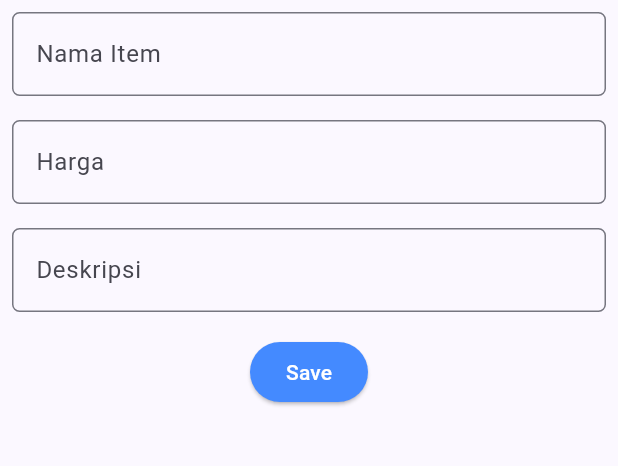
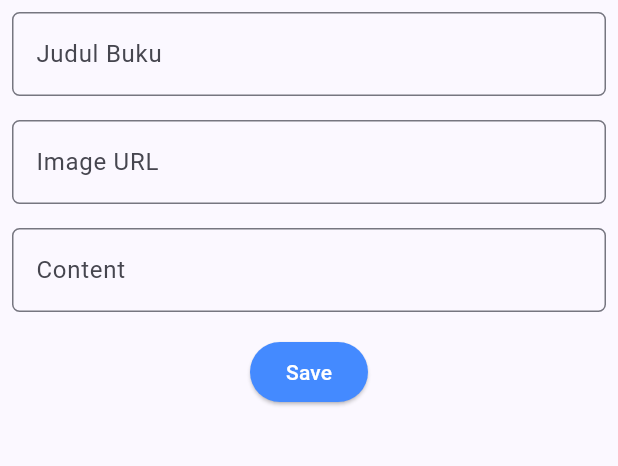
Before and after one commit to PBP-C2/RavenReads_mobile, a Flutter app: the ShopFormPage screen opened directly, on a phone screen of 412 x 824 dp, the part 84-550 px from its top. Run offline on Flutter 3.47's test engine with Material 2 defaults, Android fonts, the phone set to English and light mode, and no system bars; missing offline and left inert: pbp_django_auth.

Commit message:
Mengerjakan TK

```diff
--- a/lib/screens/whole_scroll/add_book.dart
+++ b/lib/screens/whole_scroll/shoplist_form.dart
@@ -1,5 +1,8 @@
 import 'package:flutter/material.dart';
+
+import 'package:raven_reads_mobile/screens/whole_scroll/product_list.dart';
 import 'package:raven_reads_mobile/widgets/left_drawer.dart';
+
 
 // TODO: Impor drawer yang sudah dibuat sebelumnya
 
@@ -11,9 +14,9 @@ class ShopFormPage extends StatefulWidget {
 
 class _ShopFormPageState extends State<ShopFormPage> {
   final _formKey = GlobalKey<FormState>();
-  String _name = "";
-  int _price = 0;
-  String _description = "";
+  String _title = "";
+  String _imageurl = "";
+  String _content = "";
 
   @override
   Widget build(BuildContext context) {
@@ -38,20 +41,20 @@ class _ShopFormPageState extends State<ShopFormPage> {
                 padding: const EdgeInsets.all(8.0),
                 child: TextFormField(
                   decoration: InputDecoration(
-                    hintText: "Nama Item",
-                    labelText: "Nama Item",
+                    hintText: "Judul Buku",
+                    labelText: "Judul Buku",
                     border: OutlineInputBorder(
                       borderRadius: BorderRadius.circular(5.0),
                     ),
                   ),
                   onChanged: (String? value) {
                     setState(() {
-                      _name = value!;
+                      _title = value!;
                     });
                   },
                   validator: (String? value) {
                     if (value == null || value.isEmpty) {
-                      return "Nama tidak boleh kosong!";
+                      return "Judul buku tidak boleh kosong!";
                     }
                     return null;
                   },
@@ -61,8 +64,8 @@ class _ShopFormPageState extends State<ShopFormPage> {
                 padding: const EdgeInsets.all(8.0),
                 child: TextFormField(
                   decoration: InputDecoration(
-                    hintText: "Harga",
-                    labelText: "Harga",
+                    hintText: "Image URL",
+                    labelText: "Image URL",
                     border: OutlineInputBorder(
                       borderRadius: BorderRadius.circular(5.0),
                     ),
@@ -70,15 +73,13 @@ class _ShopFormPageState extends State<ShopFormPage> {
                   // TODO: Tambahkan variabel yang sesuai
                   onChanged: (String? value) {
                     setState(() {
-                      _price = int.parse(value!);
+                      // TODO: Tambahkan variabel yang sesuai
+                      _imageurl = value!;
                     });
                   },
                   validator: (String? value) {
                     if (value == null || value.isEmpty) {
-                      return "Harga tidak boleh kosong!";
-                    }
-                    if (int.tryParse(value) == null) {
-                      return "Harga harus berupa angka!";
+                      return "Image URL tidak boleh kosong!";
                     }
                     return null;
                   },
@@ -88,8 +89,8 @@ class _ShopFormPageState extends State<ShopFormPage> {
                 padding: const EdgeInsets.all(8.0),
                 child: TextFormField(
                   decoration: InputDecoration(
-                    hintText: "Deskripsi",
-                    labelText: "Deskripsi",
+                    hintText: "Content",
+                    labelText: "Content",
                     border: OutlineInputBorder(
                       borderRadius: BorderRadius.circular(5.0),
                     ),
@@ -97,12 +98,12 @@ class _ShopFormPageState extends State<ShopFormPage> {
                   onChanged: (String? value) {
                     setState(() {
                       // TODO: Tambahkan variabel yang sesuai
-                      _description = value!;
+                      _content = value!;
                     });
                   },
                   validator: (String? value) {
                     if (value == null || value.isEmpty) {
-                      return "Deskripsi tidak boleh kosong!";
+                      return "Content tidak boleh kosong!";
                     }
                     return null;
                   },
@@ -120,6 +121,15 @@ class _ShopFormPageState extends State<ShopFormPage> {
                     onPressed: () {
                     if (_formKey.currentState!.validate()) {
                       // Simpan data produk ke dalam list
+                      Product newProduct = Product(_title, _imageurl , _content);
+                      ProductListPage.products.add(newProduct);
+
+                      // Navigate to the ProductListPage
+                      Navigator.push(
+                        context,
+                        MaterialPageRoute(builder: (context) => ProductListPage()),
+                      );
+
                       // Tampilkan daftar produk yang sudah disimpan di dalam AlertDialog
                       showDialog(
                         context: context,
@@ -130,9 +140,8 @@ class _ShopFormPageState extends State<ShopFormPage> {
                               child: Column(
                                 crossAxisAlignment: CrossAxisAlignment.start,
                                 children: [
-                                    Text('Nama: $_name'),
-                                    Text('Harga: $_price'),
-                                    Text('Deskripsi: $_description'),
+                                  Text('Judul: $_title'),
+                                  Text('Content: $_content'),
                                 ],
                               ),
                             ),
@@ -147,6 +156,7 @@ class _ShopFormPageState extends State<ShopFormPage> {
                           );
                         },
                       );
+
                       // Reset formulir setelah menyimpan
                       _formKey.currentState!.reset();
                     }
@@ -162,6 +172,8 @@ class _ShopFormPageState extends State<ShopFormPage> {
           )
         ),
       ),
+
+
       drawer: const LeftDrawer(),
     );
   }
```
Also changed, not shown: lib/screens/whole_scroll/list_book.dart (deleted, +0 -38 lines), lib/screens/whole_scroll/product_list.dart (added, +97 -0 lines), lib/widgets/left_drawer.dart (+26 -0 lines). Lines whose indentation alone changed are shown as unchanged.
